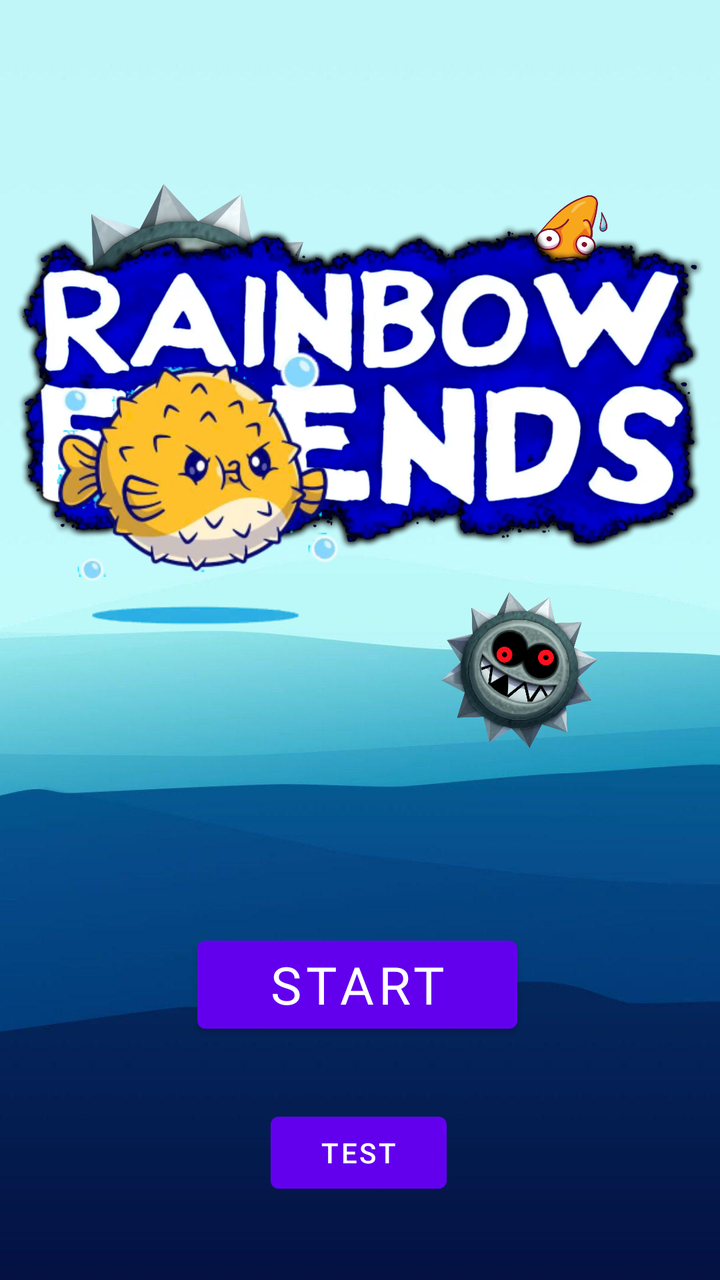
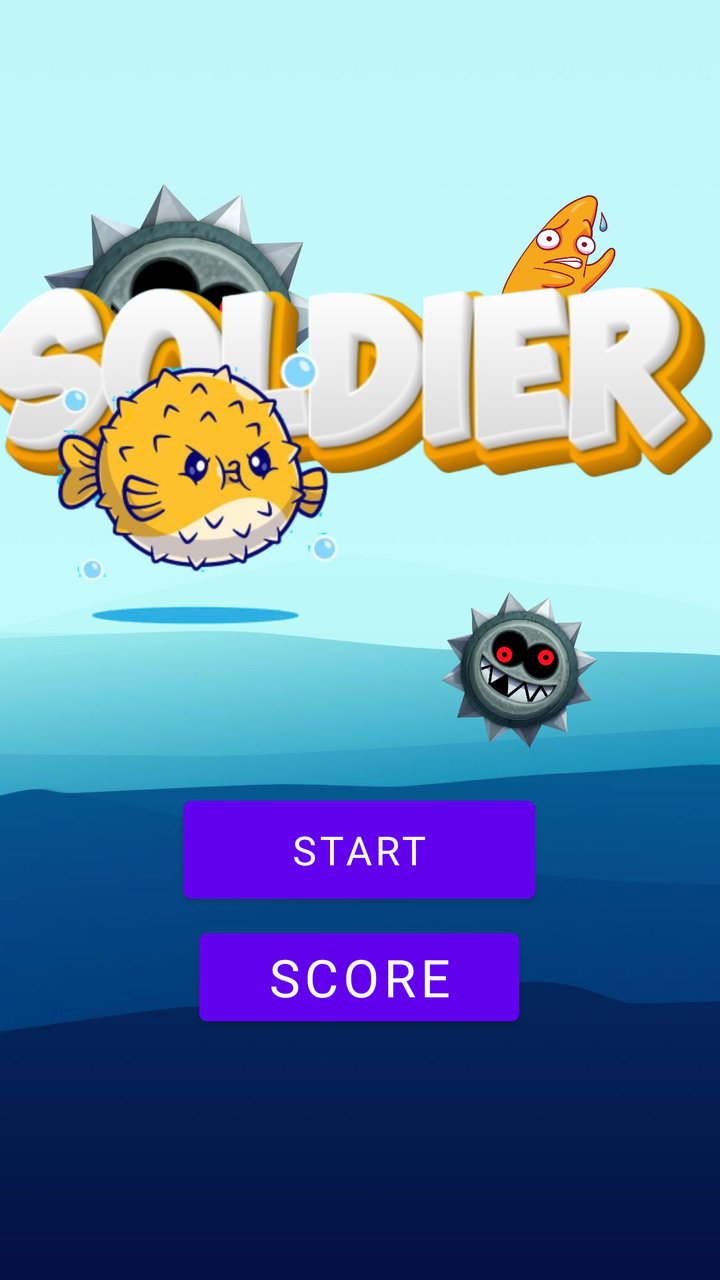

The first picture is an Android layout as it rendered before a commit; the second is the same layout after the commit. The layout source and the unified diff follow.
<!-- AndroidManifest.xml: application theme Theme.Save_My_Friend -->
<!-- res/layout/activity_main.xml -->
<?xml version="1.0" encoding="utf-8"?>
<LinearLayout xmlns:android="http://schemas.android.com/apk/res/android"
    xmlns:app="http://schemas.android.com/apk/res-auto"
    xmlns:tools="http://schemas.android.com/tools"
    android:layout_width="match_parent"
    android:layout_height="match_parent"
    android:background="@drawable/background_menu"
    android:gravity="center_horizontal"
    android:orientation="vertical"
    tools:context=".MainActivity">

    <androidx.constraintlayout.widget.ConstraintLayout
        android:layout_width="match_parent"
        android:layout_height="match_parent">


        <ImageView
            android:id="@+id/spike_menu1"
            android:layout_width="166dp"
            android:layout_height="150dp"
            android:layout_marginTop="92dp"
            android:src="@drawable/spike"
            app:layout_constraintEnd_toEndOf="parent"
            app:layout_constraintHorizontal_bias="0.044"
            app:layout_constraintStart_toStartOf="parent"
            app:layout_constraintTop_toTopOf="parent" />

        <ImageView
            android:layout_width="77dp"
            android:layout_height="75dp"
            android:src="@drawable/scare_friend"
            app:layout_constraintBottom_toBottomOf="parent"
            app:layout_constraintEnd_toEndOf="parent"
            app:layout_constraintHorizontal_bias="0.85"
            app:layout_constraintStart_toStartOf="parent"
            app:layout_constraintTop_toTopOf="parent"
            app:layout_constraintVertical_bias="0.172" />

        <ImageView
            android:id="@+id/imageView"
            android:layout_width="345dp"
            android:layout_height="191dp"
            android:src="@drawable/game_title"
            app:layout_constraintBottom_toBottomOf="parent"
            app:layout_constraintEnd_toEndOf="parent"
            app:layout_constraintStart_toStartOf="parent"
            app:layout_constraintTop_toTopOf="parent"
            app:layout_constraintVertical_bias="0.219" />

        <ImageView
            android:id="@+id/spike_menu"
            android:layout_width="100dp"
            android:layout_height="78dp"
            android:layout_marginTop="296dp"
            android:src="@drawable/spike"
            app:layout_constraintEnd_toEndOf="parent"
            app:layout_constraintHorizontal_bias="0.807"
            app:layout_constraintStart_toStartOf="parent"
            app:layout_constraintTop_toTopOf="parent" />


        <Button
            android:id="@+id/startButton"
            android:layout_width="160dp"
            android:layout_height="56dp"
            android:fontFamily="@font/matemasie_regular"
            android:text="START"
            android:textColor="@color/white"
            android:textSize="26dp"
            app:layout_constraintBottom_toBottomOf="parent"
            app:layout_constraintEnd_toEndOf="parent"
            app:layout_constraintHorizontal_bias="0.494"
            app:layout_constraintStart_toStartOf="parent"
            app:layout_constraintTop_toTopOf="parent"
            app:layout_constraintVertical_bias="0.795" />
        


        <ImageView
            android:layout_width="144dp"
            android:layout_height="153dp"
            android:src="@drawable/fish_r"
            app:layout_constraintBottom_toBottomOf="parent"
            app:layout_constraintEnd_toEndOf="parent"
            app:layout_constraintHorizontal_bias="0.123"
            app:layout_constraintStart_toStartOf="parent"
            app:layout_constraintTop_toTopOf="parent"
            app:layout_constraintVertical_bias="0.344" />

        <ImageView
            android:id="@+id/smoke"
            android:layout_width="406dp"
            android:layout_height="365dp"
            android:src="@drawable/smoke"
            android:visibility="gone"
            app:layout_constraintBottom_toBottomOf="parent"
            app:layout_constraintEnd_toEndOf="parent"
            app:layout_constraintHorizontal_bias="0.589"
            app:layout_constraintStart_toStartOf="parent"
            app:layout_constraintTop_toTopOf="parent"
            app:layout_constraintVertical_bias="0.992" />

        <ImageView
            android:id="@+id/smoke1"
            android:layout_width="270dp"
            android:layout_height="220dp"
            android:src="@drawable/smoke1"
            android:visibility="gone"
            app:layout_constraintBottom_toBottomOf="parent"
            app:layout_constraintEnd_toEndOf="parent"
            app:layout_constraintHorizontal_bias="0.496"
            app:layout_constraintStart_toStartOf="parent"
            app:layout_constraintTop_toTopOf="parent"
            app:layout_constraintVertical_bias="0.879" />

        <Button
            android:id="@+id/lv2_button"
            android:layout_width="wrap_content"
            android:layout_height="wrap_content"
            android:layout_marginTop="32dp"
            android:text="test"
            app:layout_constraintEnd_toEndOf="parent"
            app:layout_constraintHorizontal_bias="0.498"
            app:layout_constraintStart_toStartOf="parent"
            app:layout_constraintTop_toBottomOf="@+id/startButton" />
    </androidx.constraintlayout.widget.ConstraintLayout>
    
    <FrameLayout xmlns:android="http://schemas.android.com/apk/res/android"
        android:layout_width="match_parent"
        android:layout_height="match_parent">

        
        <com.example.save_my_friend.view.Preview
            android:id="@+id/preview"
            android:layout_width="match_parent"
            android:layout_height="match_parent" />

        
        <Button
            android:id="@+id/fight_button"
            android:layout_width="wrap_content"
            android:layout_height="wrap_content"
            android:layout_gravity="bottom|end"
            android:layout_margin="16dp"
            android:text="FIGHT" />
    </FrameLayout>

</LinearLayout>
<!-- resources referenced by this layout -->
<resources>
  <color name="white">#FFFFFFFF</color>
  <!-- drawable background_menu: jpg bitmap (drawable, 24929 bytes) -->
  <!-- drawable fish_r: png bitmap (drawable, 59684 bytes) -->
  <!-- drawable game_title: png bitmap (drawable, 767469 bytes) -->
  <!-- drawable scare_friend: png bitmap (drawable, 36494 bytes) -->
  <!-- drawable smoke: png bitmap (drawable, 16695 bytes) -->
  <!-- drawable smoke1: png bitmap (drawable, 18758 bytes) -->
  <!-- drawable spike: png bitmap (drawable, 610170 bytes) -->
  <style name="Theme.Save_My_Friend" parent="Theme.MaterialComponents.DayNight.DarkActionBar">
          
          <item name="colorPrimary">@color/purple_500</item>
          <item name="colorPrimaryVariant">@color/purple_700</item>
          <item name="colorOnPrimary">@color/white</item>
          
          <item name="colorSecondary">@color/teal_200</item>
          <item name="colorSecondaryVariant">@color/teal_700</item>
          <item name="colorOnSecondary">@color/black</item>
          
          <item name="android:statusBarColor">?attr/colorPrimaryVariant</item>
          
      </style>
  <color name="purple_500">#FF6200EE</color>
  <color name="purple_700">#FF3700B3</color>
  <color name="teal_200">#FF03DAC5</color>
  <color name="teal_700">#FF018786</color>
  <color name="black">#FF000000</color>
</resources>

<!-- the commit's change to res/layout/activity_main.xml (unified diff, before → after) -->
@@ -12,8 +12,6 @@
     <androidx.constraintlayout.widget.ConstraintLayout
         android:layout_width="match_parent"
         android:layout_height="match_parent">
-
-
         <ImageView
             android:id="@+id/spike_menu1"
             android:layout_width="166dp"
@@ -38,14 +36,14 @@
 
         <ImageView
             android:id="@+id/imageView"
-            android:layout_width="345dp"
-            android:layout_height="191dp"
+            android:layout_width="417dp"
+            android:layout_height="246dp"
             android:src="@drawable/game_title"
             app:layout_constraintBottom_toBottomOf="parent"
             app:layout_constraintEnd_toEndOf="parent"
             app:layout_constraintStart_toStartOf="parent"
             app:layout_constraintTop_toTopOf="parent"
-            app:layout_constraintVertical_bias="0.219" />
+            app:layout_constraintVertical_bias="0.187" />
 
         <ImageView
             android:id="@+id/spike_menu"
@@ -59,22 +57,38 @@
             app:layout_constraintTop_toTopOf="parent" />
 
 
+        
+
+
         <Button
-            android:id="@+id/startButton"
+            android:id="@+id/score_button"
             android:layout_width="160dp"
             android:layout_height="56dp"
             android:fontFamily="@font/matemasie_regular"
-            android:text="START"
+            android:text="Score"
             android:textColor="@color/white"
             android:textSize="26dp"
             app:layout_constraintBottom_toBottomOf="parent"
             app:layout_constraintEnd_toEndOf="parent"
-            app:layout_constraintHorizontal_bias="0.494"
+            app:layout_constraintHorizontal_bias="0.498"
             app:layout_constraintStart_toStartOf="parent"
             app:layout_constraintTop_toTopOf="parent"
-            app:layout_constraintVertical_bias="0.795" />
-        
+            app:layout_constraintVertical_bias="0.789" />
 
+        <Button
+            android:id="@+id/startButton"
+            android:layout_width="176dp"
+            android:layout_height="61dp"
+            android:fontFamily="@font/matemasie_regular"
+            android:text="Start"
+            android:textColor="@color/white"
+            android:textSize="20sp"
+            app:layout_constraintBottom_toBottomOf="parent"
+            app:layout_constraintEnd_toEndOf="parent"
+            app:layout_constraintHorizontal_bias="0.498"
+            app:layout_constraintStart_toStartOf="parent"
+            app:layout_constraintTop_toTopOf="parent"
+            app:layout_constraintVertical_bias="0.681" />
 
         <ImageView
             android:layout_width="144dp"
@@ -87,42 +101,6 @@
             app:layout_constraintTop_toTopOf="parent"
             app:layout_constraintVertical_bias="0.344" />
 
-        <ImageView
-            android:id="@+id/smoke"
-            android:layout_width="406dp"
-            android:layout_height="365dp"
-            android:src="@drawable/smoke"
-            android:visibility="gone"
-            app:layout_constraintBottom_toBottomOf="parent"
-            app:layout_constraintEnd_toEndOf="parent"
-            app:layout_constraintHorizontal_bias="0.589"
-            app:layout_constraintStart_toStartOf="parent"
-            app:layout_constraintTop_toTopOf="parent"
-            app:layout_constraintVertical_bias="0.992" />
-
-        <ImageView
-            android:id="@+id/smoke1"
-            android:layout_width="270dp"
-            android:layout_height="220dp"
-            android:src="@drawable/smoke1"
-            android:visibility="gone"
-            app:layout_constraintBottom_toBottomOf="parent"
-            app:layout_constraintEnd_toEndOf="parent"
-            app:layout_constraintHorizontal_bias="0.496"
-            app:layout_constraintStart_toStartOf="parent"
-            app:layout_constraintTop_toTopOf="parent"
-            app:layout_constraintVertical_bias="0.879" />
-
-        <Button
-            android:id="@+id/lv2_button"
-            android:layout_width="wrap_content"
-            android:layout_height="wrap_content"
-            android:layout_marginTop="32dp"
-            android:text="test"
-            app:layout_constraintEnd_toEndOf="parent"
-            app:layout_constraintHorizontal_bias="0.498"
-            app:layout_constraintStart_toStartOf="parent"
-            app:layout_constraintTop_toBottomOf="@+id/startButton" />
     </androidx.constraintlayout.widget.ConstraintLayout>
     
     <FrameLayout xmlns:android="http://schemas.android.com/apk/res/android"
@@ -130,10 +108,7 @@
         android:layout_height="match_parent">
 
         
-        <com.example.save_my_friend.view.Preview
-            android:id="@+id/preview"
-            android:layout_width="match_parent"
-            android:layout_height="match_parent" />
+
 
         
         <Button
<!-- resource entries referenced after the edit -->
@@ -3,10 +3,8 @@
   <color name="white">#FFFFFFFF</color>
   <!-- drawable background_menu: jpg bitmap (drawable, 24929 bytes) -->
   <!-- drawable fish_r: png bitmap (drawable, 59684 bytes) -->
-  <!-- drawable game_title: png bitmap (drawable, 767469 bytes) -->
+  <!-- drawable game_title: png bitmap (drawable, 165829 bytes) -->
   <!-- drawable scare_friend: png bitmap (drawable, 36494 bytes) -->
-  <!-- drawable smoke: png bitmap (drawable, 16695 bytes) -->
-  <!-- drawable smoke1: png bitmap (drawable, 18758 bytes) -->
   <!-- drawable spike: png bitmap (drawable, 610170 bytes) -->
   <style name="Theme.Save_My_Friend" parent="Theme.MaterialComponents.DayNight.DarkActionBar">
           
